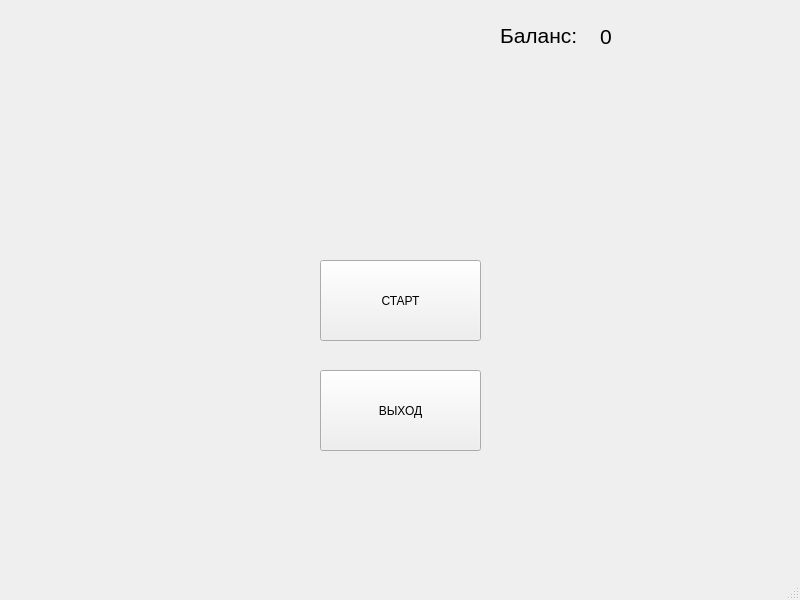
Before: the Qt Designer form MillionaireGame/startwindow.ui in neromchick/university, drawn with Qt 5.
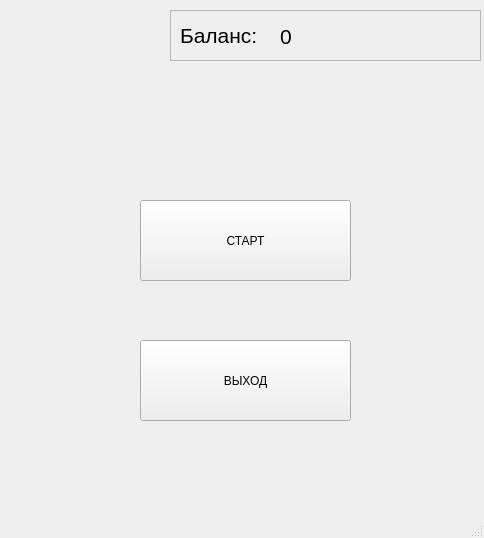
After: the same form once the commit is applied.

Commit message: styles hintBtn, balance on startWindow

Diff of the .ui file:
```diff
--- a/MillionaireGame/startwindow.ui
+++ b/MillionaireGame/startwindow.ui
@@ -6,8 +6,8 @@
    <rect>
     <x>0</x>
     <y>0</y>
-    <width>800</width>
-    <height>600</height>
+    <width>484</width>
+    <height>538</height>
    </rect>
   </property>
   <property name="windowTitle">
@@ -17,9 +17,9 @@
    <widget class="QPushButton" name="startBtn">
     <property name="geometry">
      <rect>
-      <x>320</x>
-      <y>260</y>
-      <width>161</width>
+      <x>140</x>
+      <y>200</y>
+      <width>211</width>
       <height>81</height>
      </rect>
     </property>
@@ -30,9 +30,9 @@
    <widget class="QPushButton" name="exitBtn">
     <property name="geometry">
      <rect>
-      <x>320</x>
-      <y>370</y>
-      <width>161</width>
+      <x>140</x>
+      <y>340</y>
+      <width>211</width>
       <height>81</height>
      </rect>
     </property>
@@ -40,29 +40,26 @@
      <string>ВЫХОД</string>
     </property>
    </widget>
-   <widget class="QLabel" name="balanceLbl">
+   <widget class="QFrame" name="frame">
     <property name="geometry">
      <rect>
-      <x>600</x>
-      <y>21</y>
-      <width>191</width>
-      <height>31</height>
+      <x>170</x>
+      <y>10</y>
+      <width>311</width>
+      <height>51</height>
      </rect>
     </property>
-    <property name="font">
-     <font>
-      <pointsize>16</pointsize>
-     </font>
+    <property name="frameShape">
+     <enum>QFrame::Shape::StyledPanel</enum>
     </property>
-    <property name="text">
-     <string>0</string>
+    <property name="frameShadow">
+     <enum>QFrame::Shadow::Raised</enum>
     </property>
-   </widget>
    <widget class="QLabel" name="balLbl_2">
     <property name="geometry">
      <rect>
-      <x>500</x>
-      <y>20</y>
+       <x>10</x>
+       <y>10</y>
       <width>91</width>
       <height>31</height>
      </rect>
@@ -76,6 +73,25 @@
      <string>Баланс:</string>
     </property>
    </widget>
+    <widget class="QLabel" name="balanceLbl">
+     <property name="geometry">
+      <rect>
+       <x>110</x>
+       <y>11</y>
+       <width>191</width>
+       <height>31</height>
+      </rect>
+     </property>
+     <property name="font">
+      <font>
+       <pointsize>16</pointsize>
+      </font>
+     </property>
+     <property name="text">
+      <string>0</string>
+     </property>
+    </widget>
+   </widget>
   </widget>
   <widget class="QMenuBar" name="menubar">
    <property name="geometry">
```
Left out of the diff: 2 changed lines with no effect on the pictures. Lines whose indentation alone changed are shown as unchanged. The commit also changes 19 other files.
